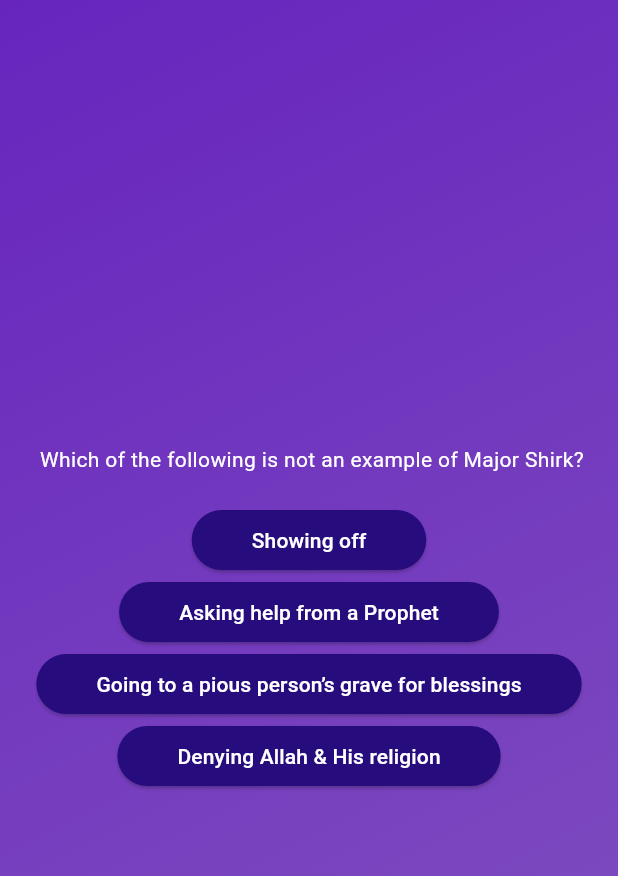
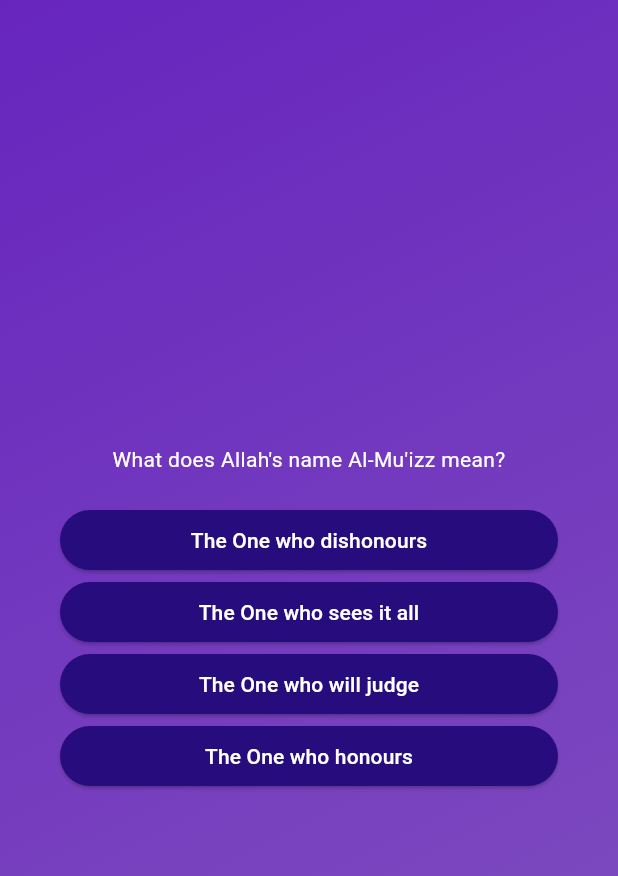
Before and after one commit to shuptorahman/islamic_quiz_app, a Flutter app: the screen it shows after launch, after a tap on "Start Quiz", after a tap on "Asking help from a Prophet", on a phone screen of 412 x 824 dp. Shown: the top 876 px of the screen. Run offline on Flutter 3.47's test engine with Material 3 defaults, Android fonts, the light colour scheme and no system bars; our stand-ins replace google_fonts.

Commit message:
passing data via func

```diff
--- a/lib/answer_button.dart
+++ b/lib/answer_button.dart
@@ -29,7 +29,10 @@ class AnswerButton extends StatelessWidget {
         foregroundColor: Colors.white,
       ),
       onPressed: onTap,
-      child: Text(answerText),
+      child: Text(
+        answerText,
+        textAlign: TextAlign.center,
+      ),
     );
   }
 }
--- a/lib/database/question_data.dart
+++ b/lib/database/question_data.dart
@@ -5,14 +5,14 @@ var questions = [
     //first answer is the always the correct answer
     ' Which of the following is not an example of Major Shirk?',
     [
-      'Showing off',
-      'Asking help from a Prophet',
-      'Going to a pious person’s grave for blessings',
-      'Denying Allah & His religion',
+      "Showing off",
+      " Asking help from a Prophet",
+      "Going to a pious person's grave for blessings",
+      "Denying Allah & His religion",
     ],
   ),
   QuizBlueprint(
-    "What does Allah’s name Al-Mu’izz mean?",
+    "What does Allah's name Al-Mu'izz mean?",
     [
       "The One who honours",
       "The One who dishonours",
@@ -76,7 +76,7 @@ var questions = [
   ]),
 
   QuizBlueprint(
-    "What does Allah’s name Al-Ghani mean?",
+    "What does Allah's name Al-Ghani mean?",
     [
       "The Independant",
       "The Giver",
--- a/lib/model/quiz_blueprint.dart
+++ b/lib/model/quiz_blueprint.dart
@@ -5,4 +5,10 @@ class QuizBlueprint {
   );
   final String question;
   final List<String> answers;
+
+  List<String> getShuffledAns() {
+    final shuffledAnswer = List.of(answers);
+    shuffledAnswer.shuffle();
+    return shuffledAnswer;
+  }
 }
--- a/lib/question_screen.dart
+++ b/lib/question_screen.dart
@@ -11,44 +11,52 @@ class QuizScreen extends StatefulWidget {
 }
 
 class _QuizScreenState extends State<QuizScreen> {
-  final currentQuestion = questions[0];
+  var currentQuestionIndex = 0;
+
+  void answerQuestion() {
+    // currentQuestionIndex =
+    //     currentQuestionIndex + 1;
+
+    // currentQuestionIndex += 1;
+    setState(() {
+      currentQuestionIndex++;
+    });
+  }
+
   @override
   Widget build(context) {
+    final currentQuestion =
+        questions[currentQuestionIndex];
     return SizedBox(
       width: double.infinity,
+      child: Container(
+        margin: EdgeInsets.all(40),
         child: Column(
           mainAxisAlignment:
               MainAxisAlignment.center,
+          crossAxisAlignment:
+              CrossAxisAlignment.stretch,
           children: [
             //question goes here
             Text(
               currentQuestion.question,
-            style: TextStyle(color: Colors.white),
+              style: TextStyle(
+                color: Colors.white,
+              ),
+              textAlign: TextAlign.center,
             ),
             SizedBox(height: 20),
             //answer buttons below
-          AnswerButton(
-            answerText:
-                currentQuestion.answers[0],
-            onTap: () {},
+            ...currentQuestion
+                .getShuffledAns()
+                .map((answer) {
+                  return AnswerButton(
+                    answerText: answer,
+                    onTap: answerQuestion,
+                  );
+                }),
+          ],
         ),
-          AnswerButton(
-            answerText:
-                currentQuestion.answers[1],
-            onTap: () {},
-          ),
-
-          AnswerButton(
-            answerText:
-                currentQuestion.answers[2],
-            onTap: () {},
-          ),
-          AnswerButton(
-            answerText:
-                currentQuestion.answers[3],
-            onTap: () {},
-          ),
-        ],
       ),
     );
   }
--- a/lib/start_screen.dart
+++ b/lib/start_screen.dart
@@ -1,4 +1,5 @@
 import 'package:flutter/material.dart';
+import 'package:google_fonts/google_fonts.dart';
 
 class StartScreen extends StatelessWidget {
   const StartScreen(this.startQuiz, {super.key});
@@ -25,11 +26,16 @@ class StartScreen extends StatelessWidget {
           SizedBox(height: 40),
 
           //showing text
-          const Text(
-            "Islamic Quiz App!",
-            style: TextStyle(
-              fontSize: 25,
-              color: Colors.white,
+          Text(
+            "ISLAMIC QUIZ",
+            style: GoogleFonts.lilitaOne(
+              fontSize: 28,
+              color: const Color.fromARGB(
+                212,
+                255,
+                255,
+                255,
+              ),
             ),
           ),
           SizedBox(height: 20),
@@ -40,12 +46,19 @@ class StartScreen extends StatelessWidget {
             ),
             icon: Icon(
               Icons.play_arrow_rounded,
-              color: Colors.white,
+              color: const Color.fromARGB(
+                255,
+                255,
+                255,
+                255,
+              ),
             ),
             onPressed: startQuiz,
             label: Text(
               'Start Quiz',
-              style: TextStyle(fontSize: 20),
+              style: GoogleFonts.lilitaOne(
+                fontSize: 20,
+              ),
             ),
           ),
         ],
--- a/pubspec.yaml
+++ b/pubspec.yaml
@@ -34,6 +34,8 @@ dependencies:
   # The following adds the Cupertino Icons font to your application.
   # Use with the CupertinoIcons class for iOS style icons.
   cupertino_icons: ^1.0.8
+  google_fonts: ^6.2.1
+  path_provider_android: ^2.2.16
 
 dev_dependencies:
   flutter_test:
```
Also changed, not shown: pubspec.lock, 2 other files. Lines whose indentation alone changed are shown as unchanged.
